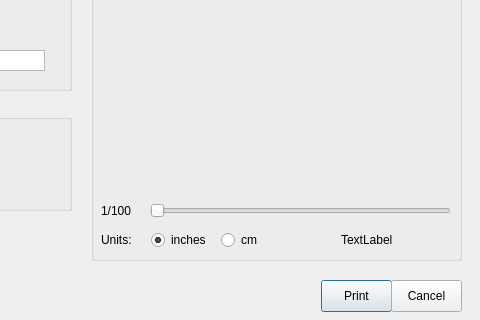
Before: the Qt Designer form PrintDialog.ui in ailinwang/qt-gsview, drawn with Qt 5; both pictures show x 199 to 679 and y 180 to 500 of the 679 by 500 pixel window.
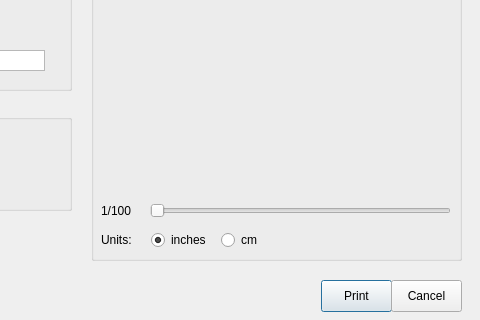
After: the same form once the commit is applied.

Commit message: no, really done with print dialog

```diff
--- a/PrintDialog.ui
+++ b/PrintDialog.ui
@@ -404,19 +404,6 @@
      </property>
     </widget>
    </widget>
-   <widget class="QLabel" name="sizeLabel">
-    <property name="geometry">
-     <rect>
-      <x>250</x>
-      <y>282</y>
-      <width>91</width>
-      <height>16</height>
-     </rect>
-    </property>
-    <property name="text">
-     <string>TextLabel</string>
-    </property>
-   </widget>
   </widget>
  </widget>
  <resources/>
```
The commit also changes 2 other files.
